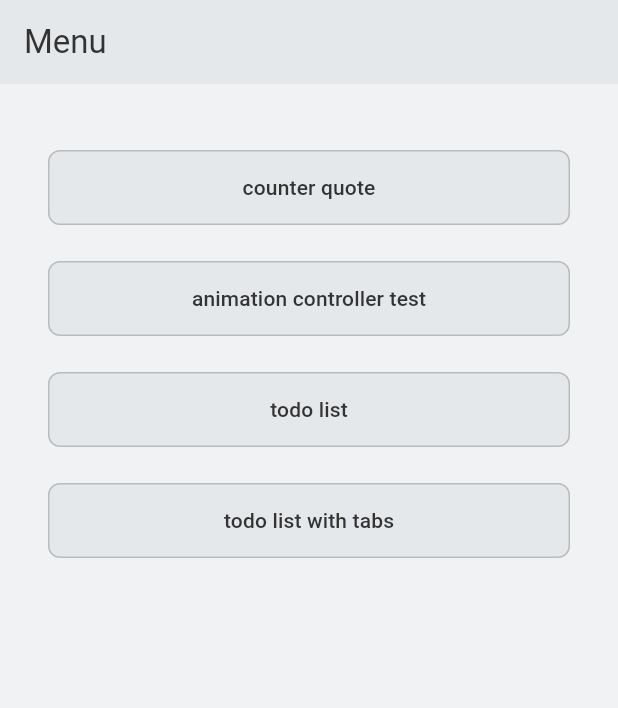
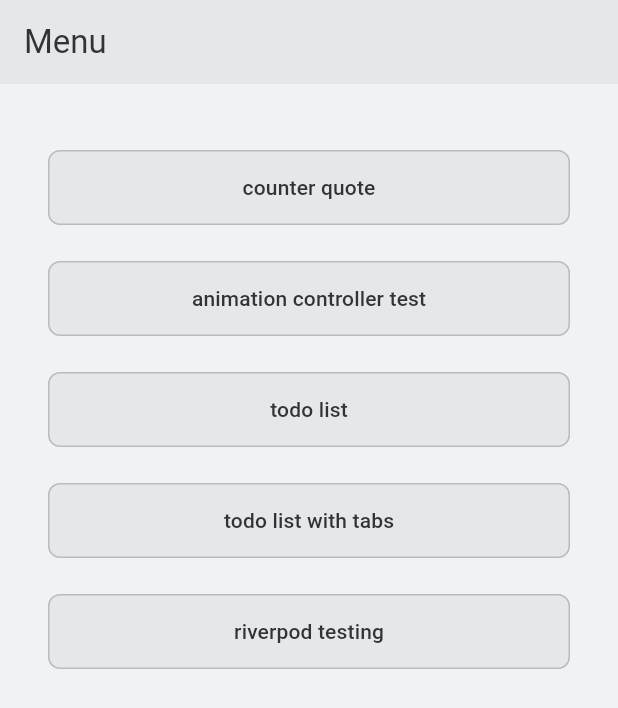
Before and after one commit to LaurentMag/Flutter_riverpod_annotation_POC, a Flutter app: the screen it shows after launch, on a phone screen of 412 x 824 dp. Shown: the top 708 px of the screen. Run offline on Flutter 3.47's test engine with Material 3 defaults, Android fonts, the light colour scheme and no system bars; our stand-ins replace flutter_riverpod, go_router, riverpod, riverpod_annotation; generated files the repository leaves out were written again.

Commit message:
feat(provider): add provider function and family test

```diff
--- a/lib/menu.dart
+++ b/lib/menu.dart
@@ -52,6 +52,10 @@ class _MenuState extends ConsumerState<Menu> {
               buttonText: 'todo list with tabs',
               action: () => context.go('/todo_list_tabs'),
             ),
+            NavigationButton(
+              buttonText: 'riverpod testing',
+              action: () => context.go('/riverpod_test_view'),
+            ),
           ],
         ),
       ),
--- a/lib/router.dart
+++ b/lib/router.dart
@@ -2,6 +2,7 @@ import 'package:flutter/material.dart';
 import 'package:flutter_new_riverpod_test/ui/animation_controller/card_translation_testing.dart';
 import 'package:flutter_new_riverpod_test/ui/counter_quote_test/counter_quote_test.dart';
 import 'package:flutter_new_riverpod_test/menu.dart';
+import 'package:flutter_new_riverpod_test/ui/riverpod_testing/views/riverpod_test_view.dart';
 import 'package:flutter_new_riverpod_test/ui/todo/views/to_do_view.dart';
 import 'package:flutter_new_riverpod_test/ui/todo_tab/views/to_do_view_tab.dart';
 import 'package:go_router/go_router.dart';
@@ -38,6 +39,12 @@ final GoRouter appRouter = GoRouter(
             return const ToDoViewTabs();
           },
         ),
+        GoRoute(
+          path: 'riverpod_test_view',
+          builder: (BuildContext context, GoRouterState state) {
+            return const RiverpodTestView();
+          },
+        )
       ],
     ),
   ],
--- a/lib/ui/general/navigation_button.dart
+++ b/lib/ui/general/navigation_button.dart
@@ -1,5 +1,5 @@
 import 'package:flutter/material.dart';
-import 'package:flutter_new_riverpod_test/ui_style/colors.dart';
+import 'package:flutter_new_riverpod_test/ui_style/component_style.dart';
 
 class NavigationButton extends StatelessWidget {
   final String buttonText;
@@ -28,19 +28,3 @@ class NavigationButton extends StatelessWidget {
     );
   }
 }
-
-class ElevatedButtonStyle {
-  //
-  static final ButtonStyle navigationButtonStyle = ElevatedButton.styleFrom(
-    shape: RoundedRectangleBorder(
-      borderRadius: BorderRadius.circular(8),
-      side: const BorderSide(
-        color: AppColors.cardBorder,
-        width: 1,
-      ),
-    ),
-    foregroundColor: AppColors.grayDark,
-    backgroundColor: AppColors.grayAppBarBg,
-    elevation: 0,
-  );
-}
--- /dev/null
+++ b/lib/ui_style/component_style.dart
@@ -0,0 +1,18 @@
+import 'package:flutter/material.dart';
+import 'package:flutter_new_riverpod_test/ui_style/colors.dart';
+
+class ElevatedButtonStyle {
+  //
+  static final ButtonStyle navigationButtonStyle = ElevatedButton.styleFrom(
+    shape: RoundedRectangleBorder(
+      borderRadius: BorderRadius.circular(8),
+      side: const BorderSide(
+        color: AppColors.cardBorder,
+        width: 1,
+      ),
+    ),
+    foregroundColor: AppColors.grayDark,
+    backgroundColor: AppColors.grayAppBarBg,
+    elevation: 0,
+  );
+}
```
Also changed, not shown: lib/states/provider_no_auto_generated_code.dart (added, +12 -0 lines), lib/ui/riverpod_testing/views/riverpod_test_view.dart (added, +83 -0 lines).
